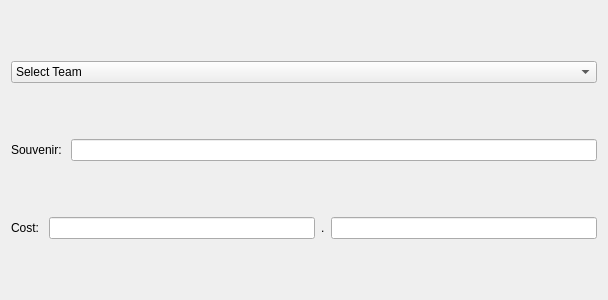
First picture: the form in addnewsouvenir.ui, repository pkhodadoustan/NFLFootballTouring, before the edit.
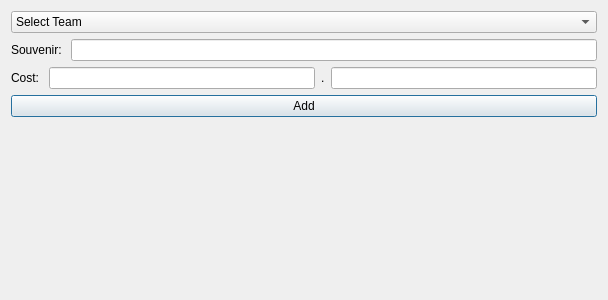
Second picture: the form after the edit.

Patch:
```diff
--- a/addnewsouvenir.ui
+++ b/addnewsouvenir.ui
@@ -61,6 +61,20 @@
      </item>
     </layout>
    </item>
+   <item>
+    <widget class="QPushButton" name="addButton">
+     <property name="text">
+      <string>Add</string>
+     </property>
+    </widget>
+   </item>
+   <item>
+    <widget class="QLabel" name="ErrorLabel">
+     <property name="text">
+      <string/>
+     </property>
+    </widget>
+   </item>
   </layout>
  </widget>
  <resources/>
```
Left out of the diff: 6 changed lines with no effect on the pictures.
